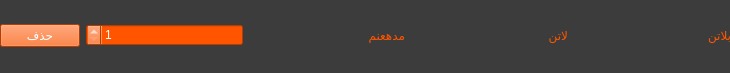
The window that FOOD/shoppingCartItemWidget.ui (pooratho/FOOD) describes before a commit, drawn with Qt 5.
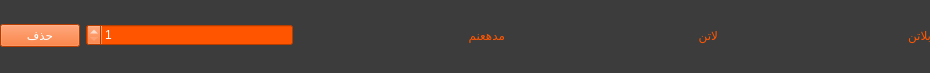
The same window after the commit.

Commit message: connect shopping cart widget to the list and set total price

What changed in the file:
```diff
--- a/FOOD/shoppingCartItemWidget.ui
+++ b/FOOD/shoppingCartItemWidget.ui
@@ -6,7 +6,7 @@
    <rect>
     <x>0</x>
     <y>0</y>
-    <width>730</width>
+    <width>930</width>
     <height>73</height>
    </rect>
   </property>
@@ -26,7 +26,7 @@
     <rect>
      <x>0</x>
      <y>0</y>
-     <width>731</width>
+     <width>931</width>
      <height>71</height>
     </rect>
    </property>
```
Left out of the diff: 2 changed lines with no effect on the pictures. The commit also changes 6 other files.
